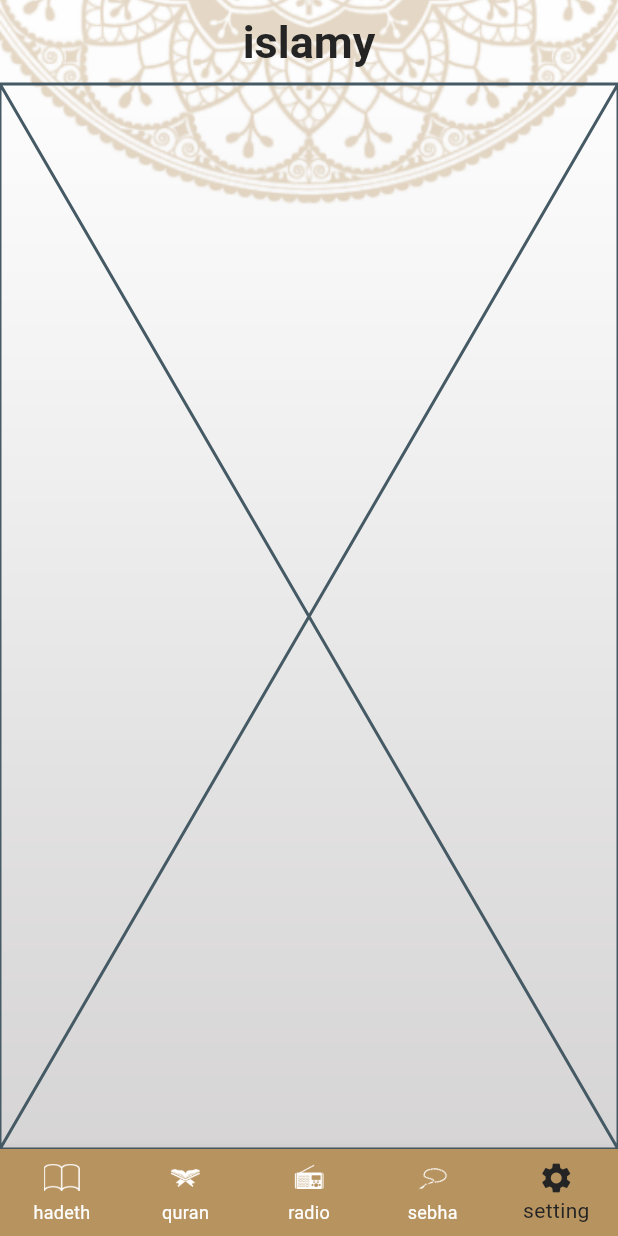
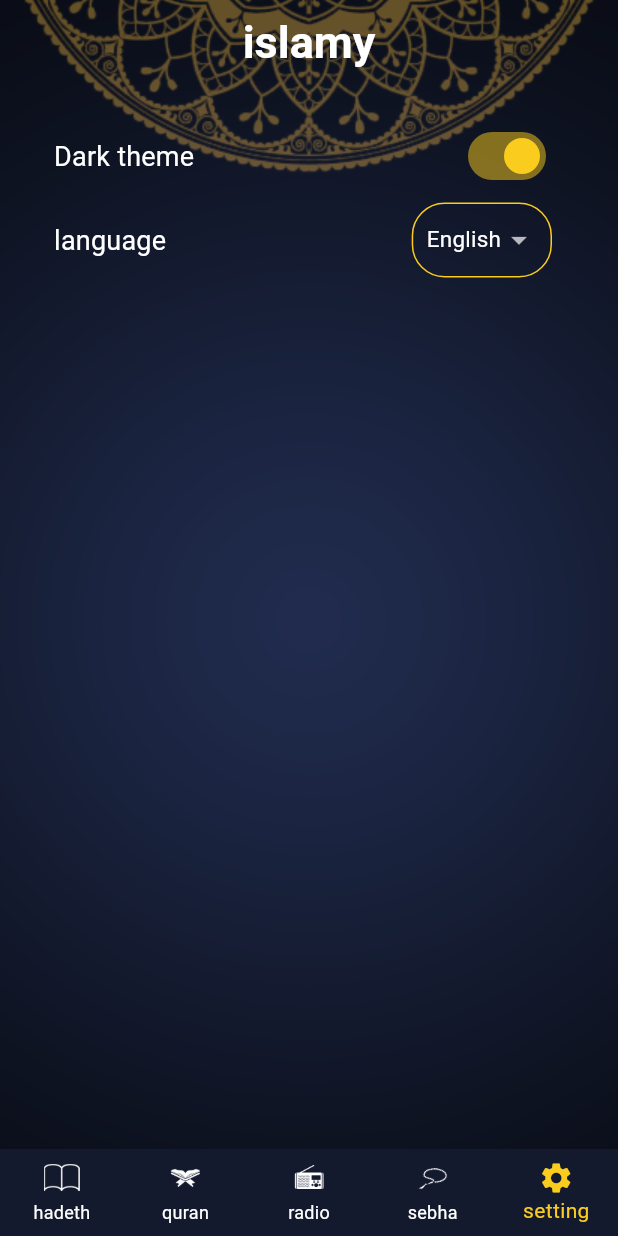
Before and after one commit to samaelshazly/islamy_app, a Flutter app: the screen it shows after launch, item 5 of the bottom bar chosen, on a phone screen of 412 x 824 dp. Run offline on Flutter 3.47's test engine with Material 3 defaults, Android fonts, the phone set to English and light mode, and no system bars.

Commit message:
theme with provider

```diff
--- a/lib/main.dart
+++ b/lib/main.dart
@@ -1,24 +1,30 @@
 import 'package:flutter/material.dart';
 import 'package:islamy_app/common/app_theme.dart';
+import 'package:islamy_app/provider/theme_provider.dart';
 import 'package:islamy_app/ui/taps/screens/hadeth_screen.dart';
 import 'package:islamy_app/ui/taps/screens/home_screen.dart';
 import 'package:islamy_app/ui/taps/screens/quran_screen.dart';
+import 'package:provider/provider.dart';
 
 void main() {
-  runApp(const MyApp());
+  runApp(ChangeNotifierProvider(create: (context) => ThemeManeger(),child: MyApp(),));
 }
 
-class MyApp extends StatelessWidget {
+class MyApp extends StatefulWidget {
   const MyApp({super.key});
 
+  @override
+  State<MyApp> createState() => _MyAppState();
+}
+
+class _MyAppState extends State<MyApp> {
   // This widget is the ro
-  //ot of your application.
   @override
   Widget build(BuildContext context) {
     return MaterialApp(
       theme: AppThemes.lighttheme,
-      darkTheme:AppThemes.darktheme,
-      themeMode: ThemeMode.light,
+      darkTheme: AppThemes.darktheme,
+      themeMode:Provider.of<ThemeManeger>(context).appThemeMode,
       debugShowCheckedModeBanner: false,
       routes: {
         HomeScreen.routName: (_) => HomeScreen(),
--- /dev/null
+++ b/lib/provider/theme_provider.dart
@@ -0,0 +1,11 @@
+import 'package:flutter/material.dart';
+
+class ThemeManeger with ChangeNotifier {
+  changeThemeMode(ThemeMode themeMode) {
+    appThemeMode = themeMode;
+    notifyListeners();
+  }
+
+  bool get isDark => appThemeMode == ThemeMode.dark;
+  ThemeMode appThemeMode = ThemeMode.dark;
+}
--- a/lib/ui/taps/setting_tap.dart
+++ b/lib/ui/taps/setting_tap.dart
@@ -1,10 +1,82 @@
 import 'package:flutter/material.dart';
+import 'package:islamy_app/common/app_colors.dart';
+import 'package:islamy_app/provider/theme_provider.dart';
+import 'package:provider/provider.dart';
 
-class setting_tap extends StatelessWidget {
-  const setting_tap({super.key});
+class setting_tap extends StatefulWidget {
+  setting_tap({super.key});
 
   @override
+  State<setting_tap> createState() => _setting_tapState();
+}
+
+class _setting_tapState extends State<setting_tap> {
+  @override
   Widget build(BuildContext context) {
-    return const Placeholder();
+    var provider = Provider.of<ThemeManeger>(context);
+    return Padding(
+      padding: const EdgeInsets.all(20.0),
+      child: Column(
+        children: [
+          SwitchListTile.adaptive(
+              title: Text(
+                'Dark theme',
+                style: Theme.of(context)
+                    .textTheme
+                    .titleMedium!
+                    .copyWith(fontSize: 18),
+              ),
+              activeColor: AppColors.gold,
+              inactiveTrackColor: Colors.grey,
+              value: provider.isDark,
+              onChanged: (value) {
+                provider
+                    .changeThemeMode(value ? ThemeMode.dark : ThemeMode.light);
+              }),
+          ListTile(
+              title: Text(
+                'language',
+                style: Theme.of(context)
+                    .textTheme
+                    .titleMedium!
+                    .copyWith(fontSize: 18),
+              ),
+              trailing: Container(
+                decoration: BoxDecoration(
+                    border: Border.all(color: AppColors.gold),
+                    borderRadius: BorderRadius.circular(22)),padding: EdgeInsets.symmetric(horizontal: 9),
+                child: DropdownButtonHideUnderline(
+                  child: DropdownButton<String>(
+                    value: 'en',
+                    borderRadius: BorderRadius.circular(22),
+                    items: [
+                      DropdownMenuItem(
+                        child: Text(
+                          'English',
+                          style: Theme.of(context)
+                              .textTheme
+                              .titleMedium!
+                              .copyWith(fontSize: 15),
+                        ),
+                        value: 'en',
+                      ),
+                      DropdownMenuItem(
+                        child: Text(
+                          'Arabic',
+                          style: Theme.of(context)
+                              .textTheme
+                              .titleMedium!
+                              .copyWith(fontSize: 15),
+                        ),
+                        value: 'ar',
+                      )
+                    ],
+                    onChanged: (value) {},
+                  ),
+                ),
+              ))
+        ],
+      ),
+    );
   }
 }
--- a/pubspec.yaml
+++ b/pubspec.yaml
@@ -36,6 +36,7 @@ dependencies:
   # Use with the CupertinoIcons class for iOS style icons.
   cupertino_icons: ^1.0.2
   flutter_native_splash: ^2.3.7
+  provider: ^6.1.2
 
 dev_dependencies:
   flutter_test:
```
Also changed, not shown: pubspec.lock.
